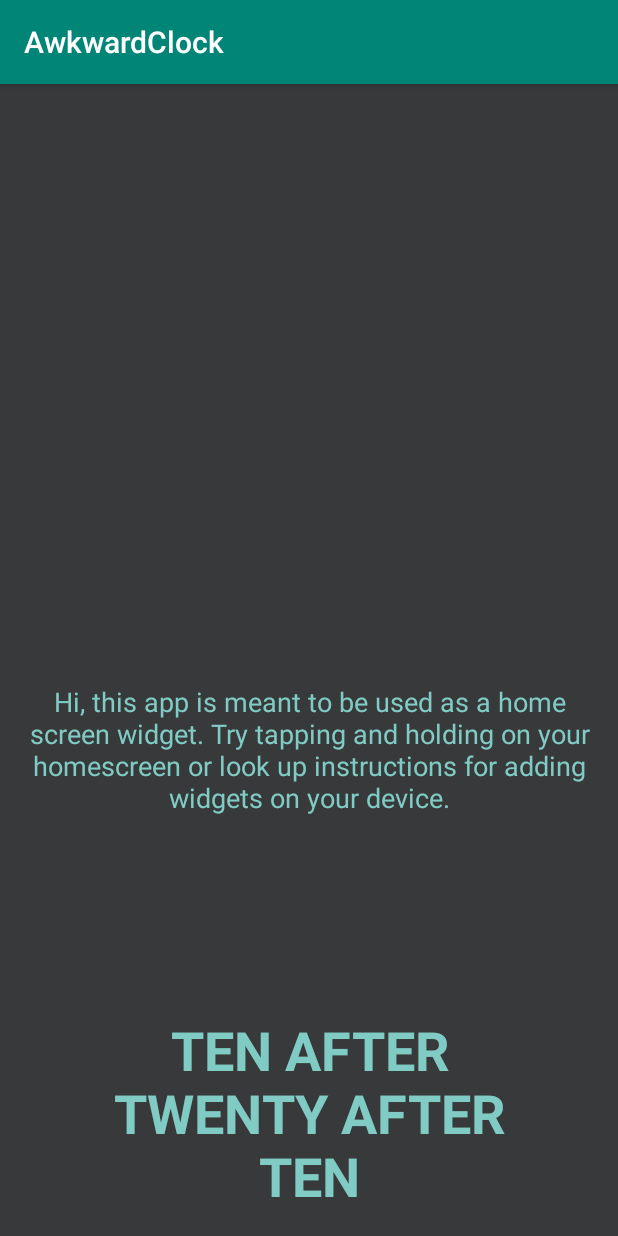
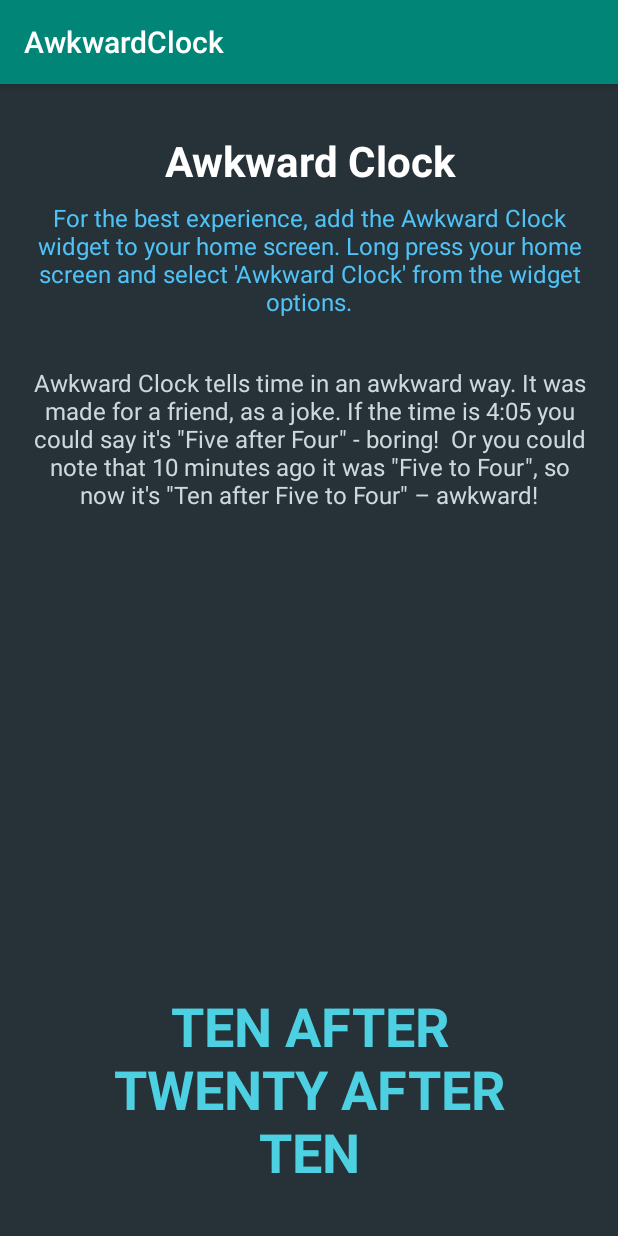
Before and after one commit to TTrapper/AwkwardClock, an Android app: the screen it shows after launch (MainActivity), on a phone screen of 412 x 824 dp. Run offline under Robolectric (Android 15) with nearby library versions, the phone set to English and light mode, and no system bars.

Commit message:
Updated layouts and explanation texts

```diff
--- a/app/src/main/res/layout/activity_main.xml
+++ b/app/src/main/res/layout/activity_main.xml
@@ -1,44 +1,72 @@
 <?xml version="1.0" encoding="utf-8"?>
-<androidx.constraintlayout.widget.ConstraintLayout xmlns:android="http://schemas.android.com/apk/res/android"
+<androidx.constraintlayout.widget.ConstraintLayout
+    xmlns:android="http://schemas.android.com/apk/res/android"
     xmlns:app="http://schemas.android.com/apk/res-auto"
     xmlns:tools="http://schemas.android.com/tools"
-    android:id="@+id/background"
+    android:id="@+id/mainLayout"
     android:layout_width="match_parent"
     android:layout_height="match_parent"
-    android:background="#37393A"
-    android:visibility="visible"
+    android:background="#263238"
     tools:context=".MainActivity">
 
+    <!-- Header Title -->
+    <TextView
+        android:id="@+id/tvHeader"
+        android:layout_width="0dp"
+        android:layout_height="wrap_content"
+        android:text="Awkward Clock"
+        android:textSize="28sp"
+        android:textStyle="bold"
+        android:textColor="#FFFFFF"
+        android:gravity="center"
+        android:paddingTop="32dp"
+        android:paddingBottom="8dp"
+        app:layout_constraintTop_toTopOf="parent"
+        app:layout_constraintStart_toStartOf="parent"
+        app:layout_constraintEnd_toEndOf="parent" />
+
+    <!-- Widget Installation Instructions (placed first) -->
+    <TextView
+        android:id="@+id/tvWidgetInstructions"
+        android:layout_width="0dp"
+        android:layout_height="wrap_content"
+        android:text="For the best experience, add the Awkward Clock widget to your home screen. Long press your home screen and select 'Awkward Clock' from the widget options."
+        android:textSize="16sp"
+        android:textColor="#4FC3F7"
+        android:gravity="center"
+        android:paddingStart="16dp"
+        android:paddingEnd="16dp"
+        android:paddingBottom="16dp"
+        app:layout_constraintTop_toBottomOf="@id/tvHeader"
+        app:layout_constraintStart_toStartOf="parent"
+        app:layout_constraintEnd_toEndOf="parent" />
+
+    <!-- Explanation of the App -->
+    <TextView
+        android:id="@+id/tvAppExplanation"
+        android:layout_width="0dp"
+        android:layout_height="wrap_content"
+        android:gravity="center"
+        android:padding="16dp"
+        android:text="Awkward Clock tells time in an awkward way. It was made for a friend, as a joke. If the time is 4:05 you could say it's &quot;Five after Four&quot; - boring!  Or you could note that 10 minutes ago it was &quot;Five to Four&quot;, so now it's &quot;Ten after Five to Four&quot; – awkward!"
+        android:textColor="#CFD8DC"
+        android:textSize="16sp"
+        app:layout_constraintEnd_toEndOf="parent"
+        app:layout_constraintStart_toStartOf="parent"
+        app:layout_constraintTop_toBottomOf="@id/tvWidgetInstructions" />
+
+    <!-- Current Time Display -->
     <com.example.awkwardclock.AwkwardTextView
         android:id="@+id/textClock"
         android:layout_width="wrap_content"
         android:layout_height="wrap_content"
-        android:layout_marginStart="8dp"
-        android:layout_marginEnd="8dp"
-        android:layout_marginBottom="16dp"
-        android:format12Hour="hh:mm:ss a"
+        android:paddingBottom="32dp"
         android:textAlignment="center"
-        android:textColor="#80CBC4"
+        android:textColor="#4DD0E1"
         android:textSize="36sp"
         android:textStyle="bold"
         app:layout_constraintBottom_toBottomOf="parent"
         app:layout_constraintEnd_toEndOf="parent"
         app:layout_constraintStart_toStartOf="parent" />
 
-    <TextView
-        android:id="@+id/eplainTextView"
-        android:layout_width="wrap_content"
-        android:layout_height="wrap_content"
-        android:layout_marginStart="8dp"
-        android:layout_marginEnd="8dp"
-        android:text="Hi, this app is meant to be used as a home screen widget. Try tapping and holding on your homescreen or look up instructions for adding widgets on your device."
-        android:textAlignment="center"
-        android:textColor="#80CBC4"
-        android:textSize="18sp"
-        app:layout_constraintBottom_toTopOf="@+id/textClock"
-        app:layout_constraintEnd_toEndOf="parent"
-        app:layout_constraintStart_toStartOf="parent"
-        app:layout_constraintTop_toTopOf="parent"
-        app:layout_constraintVertical_bias="0.752" />
-
 </androidx.constraintlayout.widget.ConstraintLayout>
```
Also changed, not shown: app/src/main/res/layout/widget_config.xml (+54 -21 lines).
